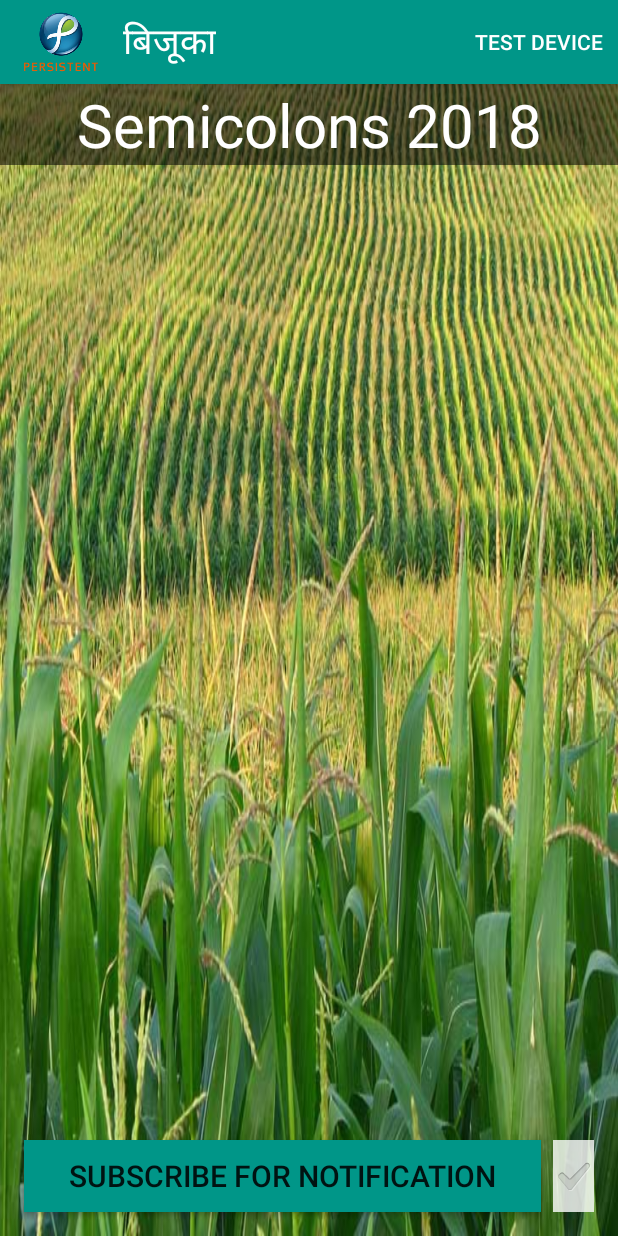
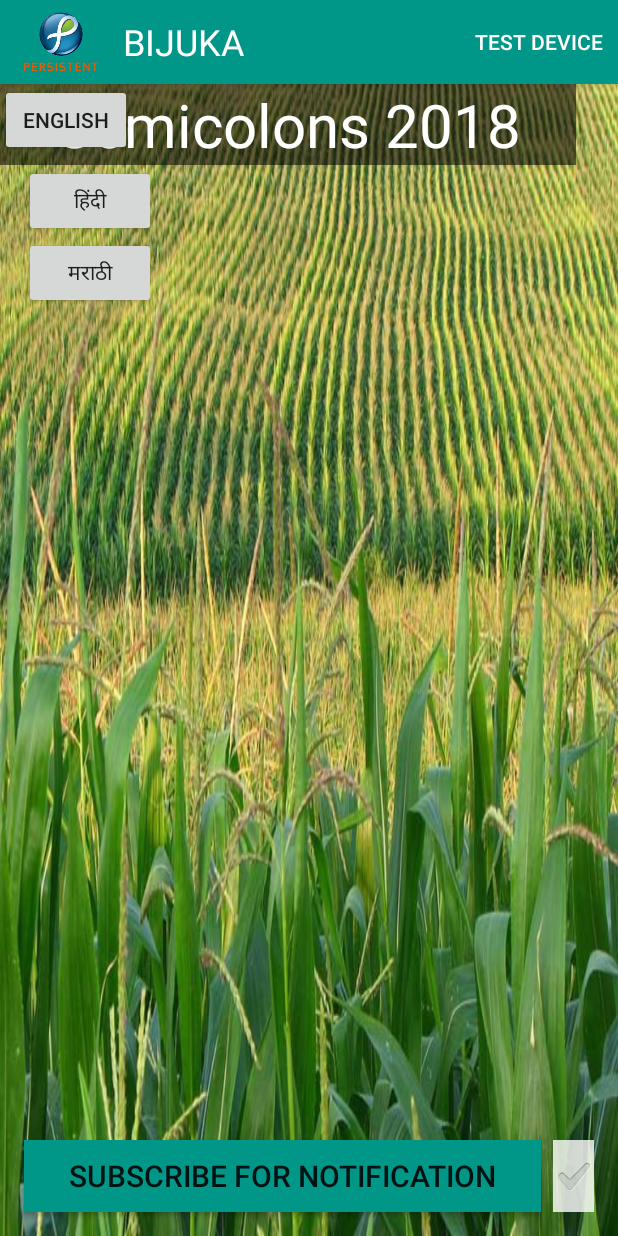
Before and after one commit to madhusudan-saha/Bijuka-Android-App, an Android app: the screen it shows after launch (MainActivity), on a phone screen of 412 x 824 dp. Run offline under Robolectric (Android 15) with nearby library versions, the phone set to English and light mode, and no system bars; our stand-ins replace Room's generated code.

Commit message:
Translation changes

```diff
--- a/app/src/main/AndroidManifest.xml
+++ b/app/src/main/AndroidManifest.xml
@@ -30,6 +30,8 @@
         <activity
             android:name=".NotificationActivity"
             android:label="@string/app_name" />
+        <activity android:name=".HealthMonitor" />
+        <activity android:name=".LiveStreaming" />
 
         <service android:name=".MyFirebaseMessagingService">
             <intent-filter>
@@ -41,9 +43,6 @@
                 <action android:name="com.google.firebase.INSTANCE_ID_EVENT" />
             </intent-filter>
         </service>
-
-        <activity android:name=".DeviceHealth" />
-        <activity android:name=".HealthMonitor"></activity>
     </application>
 
 </manifest>
--- /dev/null
+++ b/app/src/main/java/com/semicolons/madhusudansaha/semicolons18/Constants.java
@@ -0,0 +1,38 @@
+package com.semicolons.madhusudansaha.semicolons18;
+
+import java.util.Arrays;
+import java.util.Collections;
+import java.util.HashMap;
+import java.util.List;
+import java.util.Map;
+
+/**
+ * Created by madhusudan_saha on 23-02-2018.
+ */
+
+public final class Constants {
+    public static final Map<String, Integer> LANGUAGE;
+    public static final Map<Integer, List<String>> TRANSLATION;
+    static {
+        Map<String, Integer> langMap = new HashMap<String, Integer>();
+
+        langMap.put("English", 0);
+        langMap.put("हिंदी", 1);
+        langMap.put("मराठी", 2);
+
+        LANGUAGE = Collections.unmodifiableMap(langMap);
+
+        Map<Integer, List<String>> map = new HashMap<Integer, List<String>>();
+        //Main Activity
+        map.put(R.string.app_name, Arrays.asList("BIJUKA", "बिजूका", "बागुलबुवा"));
+        map.put(R.string.subscribe, Arrays.asList("Subscribe For Notification", "अधिसूचना के लिए सदस्यता लें", "सूचना साठी सदस्यता घ्या"));
+        map.put(R.string.unsubscribe, Arrays.asList("Unsubscribe For Notification", "अधिसूचना के लिए सदस्यता समाप्त करें", "अधिसूचना रद्द करा"));
+
+        //Health Monitor Activity
+        map.put(R.string.checkLightStatus, Arrays.asList("Check Light Status", "लाइट स्टेटस की जांच करें", "लाईट स्थिती तपासा"));
+        map.put(R.string.checkLightStatus, Arrays.asList("Check Sound Status", "ध्वनि स्थिति जांचें", "ध्वनी स्थिती तपासा"));
+        map.put(R.string.checkLightStatus, Arrays.asList("Check Battery Status", "बैटरी स्थिति जांचें", "बॅटरी स्थिती तपासा"));
+
+        TRANSLATION = Collections.unmodifiableMap(map);
+    }
+}
--- a/app/src/main/java/com/semicolons/madhusudansaha/semicolons18/MainActivity.java
+++ b/app/src/main/java/com/semicolons/madhusudansaha/semicolons18/MainActivity.java
@@ -27,14 +27,15 @@ public class MainActivity extends AppCompatActivity {
     Button subscribeButton;
     CheckedTextView subscribedCheckedTextView;
     AppDatabase db;
+    Button english;
+    Button hindi;
+    Button marathi;
 
-    HashMap<String,String> mp=new HashMap<>();
     @Override
     protected void onCreate(Bundle savedInstanceState) {
         super.onCreate(savedInstanceState);
         setContentView(R.layout.activity_main);
 
-        mp.put("Hi","बिजूका");
         Window window = this.getWindow();
         window.clearFlags(WindowManager.LayoutParams.FLAG_TRANSLUCENT_STATUS);
         window.addFlags(WindowManager.LayoutParams.FLAG_DRAWS_SYSTEM_BAR_BACKGROUNDS);
@@ -89,8 +90,41 @@ public class MainActivity extends AppCompatActivity {
             }
         });
 
-        subscribeButton.setClickable(true);
+        english = (Button) findViewById(R.id.english);
+        hindi = (Button) findViewById(R.id.hindi);
+        marathi = (Button) findViewById(R.id.marathi);
+        english.setOnClickListener(new View.OnClickListener() {
+            @Override
+            public void onClick(View v) {
+                try {
+                    chooseLanguage(v);
+                } catch (Exception e) {
+                    e.printStackTrace();
+                }
+            }
+        });
+        hindi.setOnClickListener(new View.OnClickListener() {
+            @Override
+            public void onClick(View v) {
+                try {
+                    chooseLanguage(v);
+                } catch (Exception e) {
+                    e.printStackTrace();
+                }
+            }
+        });
+        marathi.setOnClickListener(new View.OnClickListener() {
+            @Override
+            public void onClick(View v) {
+                try {
+                    chooseLanguage(v);
+                } catch (Exception e) {
+                    e.printStackTrace();
+                }
+            }
+        });
 
+        translate();
         // If a notification message is tapped, any data accompanying the notification
         // message is available in the intent extras. In this project the launcher
         // intent is fired when the notification is tapped, so any accompanying data would
@@ -127,7 +161,7 @@ public class MainActivity extends AppCompatActivity {
     @Override
     protected void onActivityResult(int requestCode, int resultCode, Intent data) {
         super.onActivityResult(requestCode, resultCode, data);
-        Log.d("Result", "NotificationActivityClosed: " + data.toString());
+        //Log.d("Result", "NotificationActivityClosed: " + data.toString());
     }
 
     @Override
@@ -159,20 +193,42 @@ public class MainActivity extends AppCompatActivity {
 
     private void subscribeUnsubscribe() {
         DataStore ds = null;
-        String subUnsub = (String) subscribeButton.getText();
+        Boolean subUnsub = subscribedCheckedTextView.isChecked();
+        String language = db.dataStoreDao().findByName("language").getValue();
 
-        if(subUnsub.equalsIgnoreCase(getResources().getString(R.string.unsubscribe))) {
+        if(subUnsub) {
             MyFirebaseInstanceIDService.unsubscribeFromPushService(getApplicationContext());
             ds = new DataStore("subscribed", "false");
-            subscribeButton.setText(getResources().getString(R.string.subscribe)+mp.get("Hi"));
+            subscribeButton.setText(Constants.TRANSLATION.get(R.string.subscribe).get(Constants.LANGUAGE.get(language)));
             subscribedCheckedTextView.setChecked(false);
         }
         else {
             MyFirebaseInstanceIDService.subscribeToPushService(getApplicationContext());
             ds = new DataStore("subscribed", "true");
-            subscribeButton.setText(getResources().getString(R.string.unsubscribe));
+            subscribeButton.setText(Constants.TRANSLATION.get(R.string.unsubscribe).get(Constants.LANGUAGE.get(language)));
             subscribedCheckedTextView.setChecked(true);
         }
         db.dataStoreDao().update(ds);
     }
+
+    private void chooseLanguage(View v) {
+        String language = ((Button) v).getText().toString();
+        DataStore ds = db.dataStoreDao().findByName("language");
+        ds.setValue(language);
+        db.dataStoreDao().update(ds);
+
+        finish();
+        startActivity(getIntent());
+    }
+
+    private void translate() {
+        String language = db.dataStoreDao().findByName("language").getValue();
+
+        if(subscribedCheckedTextView.isChecked()) {
+            subscribeButton.setText(Constants.TRANSLATION.get(R.string.unsubscribe).get(Constants.LANGUAGE.get(language)));
+        }
+        else {
+            subscribeButton.setText(Constants.TRANSLATION.get(R.string.subscribe).get(Constants.LANGUAGE.get(language)));
+        }
+    }
 }
--- a/app/src/main/java/com/semicolons/madhusudansaha/semicolons18/MyApplication.java
+++ b/app/src/main/java/com/semicolons/madhusudansaha/semicolons18/MyApplication.java
@@ -15,6 +15,9 @@ public class MyApplication extends Application {
     public void onCreate() {
         db = Room.databaseBuilder(getApplicationContext(),
                 AppDatabase.class, "DB").allowMainThreadQueries().build();
+        if(db.dataStoreDao().findByName("language") == null) {
+            db.dataStoreDao().insert(new DataStore("language", "English"));
+        }
     }
 
     public AppDatabase getDb() {
--- a/app/src/main/res/layout/activity_main.xml
+++ b/app/src/main/res/layout/activity_main.xml
@@ -20,17 +20,16 @@
         android:layout_height="0dp"
         android:layout_weight="1">
         <TextView
-            android:layout_width="0dp"
+            android:layout_width="384dp"
             android:layout_height="wrap_content"
             android:text="@string/mainPageTitle"
             android:textSize="40sp"
             android:textColor="@color/white"
             android:textAlignment="center"
             android:id="@+id/textView7"
-            app:layout_constraintRight_toRightOf="parent"
-            app:layout_constraintLeft_toLeftOf="parent"
             android:background="@color/blackTransparent"
-            app:layout_constraintTop_toTopOf="parent" />
+            tools:layout_editor_absoluteY="0dp"
+            tools:layout_editor_absoluteX="0dp" />
         <CheckedTextView
             android:layout_width="wrap_content"
             android:layout_height="wrap_content"
@@ -53,7 +52,6 @@
             android:text="@string/subscribe"
             android:textSize="20sp"
             android:background="@color/background"
-            android:clickable="false"
             android:id="@+id/subscribeButton"
             android:layout_marginStart="16dp"
             app:layout_constraintLeft_toLeftOf="parent"
@@ -61,6 +59,33 @@
             android:layout_marginBottom="16dp"
             app:layout_constraintRight_toLeftOf="@+id/subscribedCheckedTextView"
             android:layout_marginEnd="8dp" />
+
+        <Button
+            android:text="@string/hindi"
+            android:layout_width="wrap_content"
+            android:layout_height="wrap_content"
+            android:id="@+id/hindi"
+            android:layout_marginStart="16dp"
+            app:layout_constraintLeft_toLeftOf="parent"
+            app:layout_constraintTop_toBottomOf="@+id/textView7" />
+
+        <Button
+            android:text="@string/marathi"
+            android:layout_width="wrap_content"
+            android:layout_height="wrap_content"
+            android:layout_marginStart="16dp"
+            app:layout_constraintLeft_toLeftOf="parent"
+            app:layout_constraintTop_toBottomOf="@+id/hindi"
+            android:id="@+id/marathi" />
+
+        <Button
+            android:text="@string/english"
+            android:layout_width="wrap_content"
+            android:layout_height="wrap_content"
+            android:id="@+id/english"
+            app:layout_constraintLeft_toLeftOf="@+id/textView7"
+            app:layout_constraintTop_toTopOf="@+id/textView7" />
+
     </android.support.constraint.ConstraintLayout>
 
 
--- a/app/src/main/res/values/strings.xml
+++ b/app/src/main/res/values/strings.xml
@@ -1,9 +1,23 @@
 <resources>
-    <string name="app_name">बिजूका</string>
+    <string name="app_name">BIJUKA</string>
     <string name="action_settings">Settings</string>
-    <string name="mainPageTitle">Semicolons 2018</string>
     <string name="backButton">back</string>
     <string name="topic">alert</string>
+    <string name="english">English</string>
+    <string name="hindi">हिंदी</string>
+    <string name="marathi">मराठी</string>
+
+    <!--Main Activity-->
+    <string name="mainPageTitle">Semicolons 2018</string>
     <string name="subscribe">Subscribe For Notification</string>
     <string name="unsubscribe">Unsubscribe For Notification</string>
+
+    <!--Notification Activity-->
+
+    <!--Health Monitor Activity-->
+    <string name="checkLightStatus">Check Light Status</string>
+    <string name="checkSoundStatus">Check Sound Status</string>
+    <string name="checkBatteryStatus">Check Battery Status</string>
+
+    <!--Classes-->
 </resources>
```
Also changed, not shown: app/src/main/java/com/semicolons/madhusudansaha/semicolons18/HealthMonitor.java (+35 -0 lines), app/src/main/java/com/semicolons/madhusudansaha/semicolons18/LiveStreaming.java (added, +69 -0 lines), app/src/main/java/com/semicolons/madhusudansaha/semicolons18/PostCall.java (added, +114 -0 lines), app/src/main/res/layout/activity_health_monitor.xml (+10 -0 lines), app/src/main/res/layout/activity_live_streaming.xml (added, +14 -0 lines).
